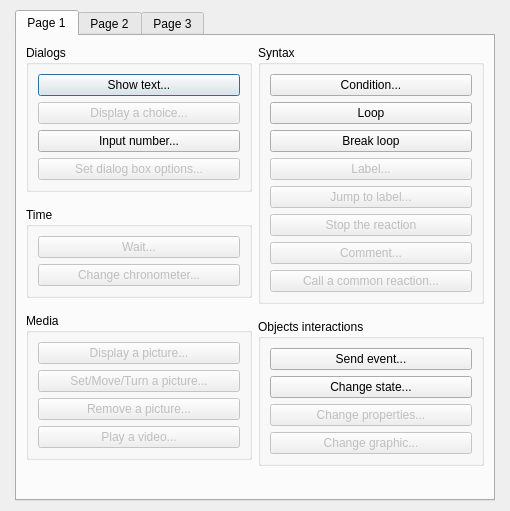
Old version of the form Engine/Dialogs/dialogcommands.ui in the repository RPG-Paper-Maker/RPG-Paper-Maker.
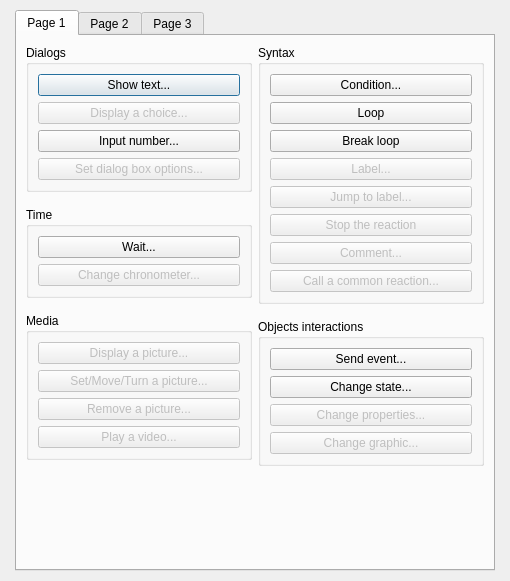
New version of the form.

What changed in the file:
```diff
--- a/Engine/Dialogs/dialogcommands.ui
+++ b/Engine/Dialogs/dialogcommands.ui
@@ -7,7 +7,7 @@
     <x>0</x>
     <y>0</y>
     <width>510</width>
-    <height>470</height>
+    <height>581</height>
    </rect>
   </property>
   <property name="windowTitle">
@@ -101,7 +101,7 @@
                 <item>
                  <widget class="QPushButton" name="pushButtonWait">
                   <property name="enabled">
-                   <bool>false</bool>
+                   <bool>true</bool>
                   </property>
                   <property name="text">
                    <string>Wait...</string>
```
